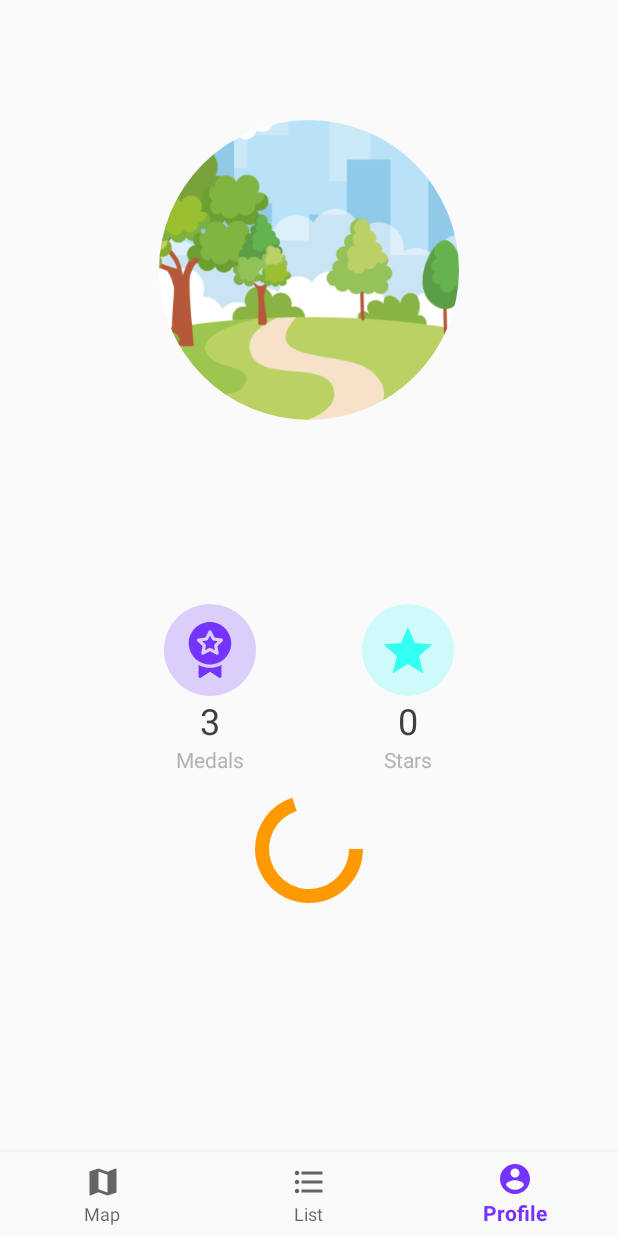
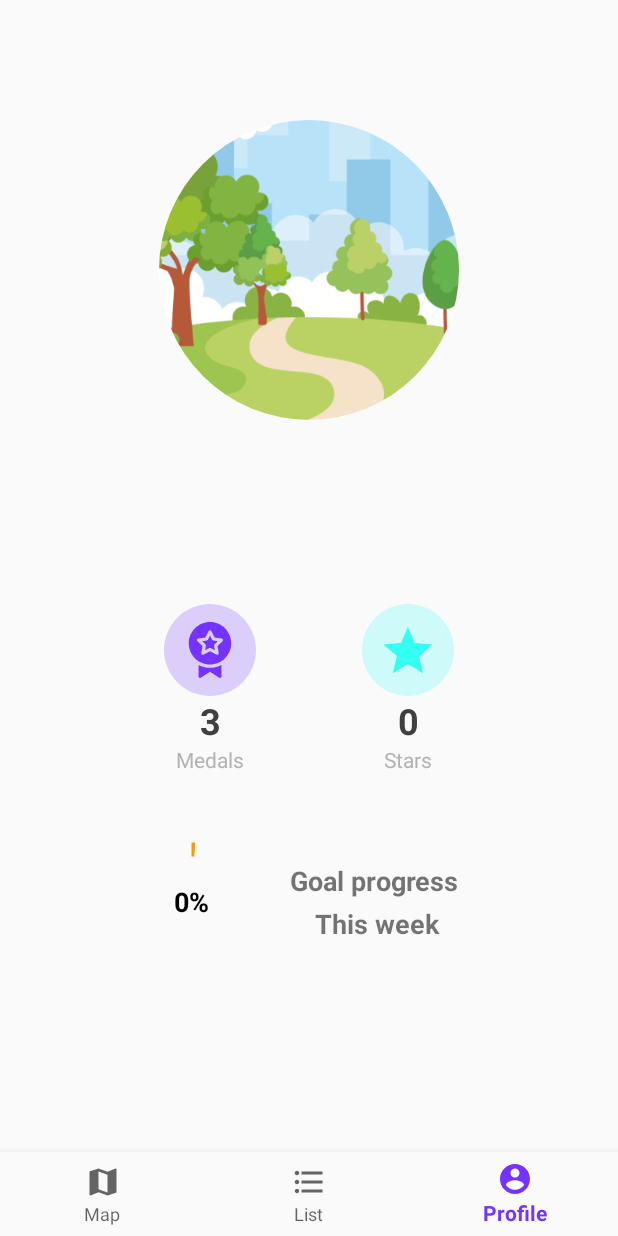
Before and after one commit to johannesbjur/GPSGame, an Android app: the ProfileFragment screen opened through its navigation route, on a phone screen of 412 x 824 dp. Run offline under Robolectric (Android 15) with nearby library versions, the phone set to English and light mode, and no system bars; our stand-ins replace Firebase (no records; nobody signed in at launch, a user with empty details on screens opened directly), navigation-ui.

Commit message:
work on profile ui

```diff
--- a/GPSGame/app/src/main/java/com/example/gpsgame/ProfileFragment.kt
+++ b/GPSGame/app/src/main/java/com/example/gpsgame/ProfileFragment.kt
@@ -1,5 +1,6 @@
 package com.example.gpsgame
 
+import android.os.Build
 import android.os.Bundle
 import android.util.Log
 import androidx.fragment.app.Fragment
@@ -7,9 +8,11 @@ import android.view.LayoutInflater
 import android.view.View
 import android.view.ViewGroup
 import android.widget.TextView
+import androidx.annotation.RequiresApi
 import com.google.firebase.auth.FirebaseAuth
 import com.google.firebase.firestore.FirebaseFirestore
 import kotlinx.android.synthetic.main.fragment_profile.view.*
+import java.util.*
 
 
 class ProfileFragment : Fragment() {
@@ -30,12 +33,13 @@ class ProfileFragment : Fragment() {
 
     }
 
+    @RequiresApi(Build.VERSION_CODES.N)
     override fun onCreateView(
         inflater: LayoutInflater, container: ViewGroup?,
         savedInstanceState: Bundle?
     ): View? {
 
-        var docRef = db.collection("users")
+        val docRef = db.collection("users")
             .document(auth.currentUser?.uid.toString())
             .collection("placeItems")
 
@@ -48,6 +52,43 @@ class ProfileFragment : Fragment() {
             viewOfLayout.medal_value.text = "3"
         }
 
+
+        val date = Date(Date().time - 86400000 * 7)
+
+        Log.d("profilef", date.toString())
+
+        docRef.whereGreaterThanOrEqualTo("created", date).get().addOnSuccessListener { result ->
+
+            Log.d("profilef", result.documents.size.toString())
+
+            if ( result.documents.size > 0 ) {
+
+                val total = result.documents.size.toFloat()
+
+                var completed = 0.0F
+
+                for (document in result.documents) {
+
+                    if (document["completed"] as Boolean) completed++
+                }
+
+                var percentComplete = (completed / total * 100).toInt()
+
+                viewOfLayout.progress_value_text.text = percentComplete.toString() + "%"
+
+                if ( percentComplete == 0) percentComplete = 1
+                viewOfLayout.circle_progress_bar.setProgress(percentComplete, true)
+
+                Log.d("profilef", "${total} ${completed}")
+                Log.d("profilef", "${completed / total * 100}")
+            }
+            else {
+                viewOfLayout.progress_value_text.text = "0%"
+                viewOfLayout.circle_progress_bar.progress = 1
+            }
+        }
+
+
         viewOfLayout = inflater.inflate(R.layout.fragment_profile, container, false)
         viewOfLayout.user_full_name.text = activity.user_full_name
 
--- a/GPSGame/app/src/main/res/drawable/progress_circle.xml
+++ b/GPSGame/app/src/main/res/drawable/progress_circle.xml
@@ -4,7 +4,7 @@
     android:innerRadiusRatio="3"
     android:thickness="9dp"
     android:useLevel="true"
-    android:scaleWidth="100%">
+    android:scaleWidth="100%" >
 
     <solid android:color="@color/orange" />
 
--- a/GPSGame/app/src/main/res/layout/fragment_profile.xml
+++ b/GPSGame/app/src/main/res/layout/fragment_profile.xml
@@ -69,6 +69,7 @@
                     android:id="@+id/medal_value"
                     android:layout_width="match_parent"
                     android:layout_height="wrap_content"
+                    android:textStyle="bold"
                     android:gravity="center"
                     android:textColor="@color/darkGrey"
                     android:textSize="24sp" />
@@ -77,10 +78,10 @@
                     android:id="@+id/medal_text"
                     android:layout_width="match_parent"
                     android:layout_height="wrap_content"
+                    android:gravity="center"
+                    android:text="Medals"
                     android:textColor="@color/lightGrey"
-                    android:text="Medals"
-                    android:textSize="14sp"
-                    android:gravity="center" />
+                    android:textSize="14sp" />
             </LinearLayout>
 
             <LinearLayout
@@ -99,6 +100,7 @@
                     android:id="@+id/stars_value"
                     android:layout_width="match_parent"
                     android:layout_height="wrap_content"
+                    android:textStyle="bold"
                     android:gravity="center"
                     android:textColor="@color/darkGrey"
                     android:textSize="24sp" />
@@ -107,25 +109,80 @@
                     android:id="@+id/stars_text"
                     android:layout_width="match_parent"
                     android:layout_height="wrap_content"
+                    android:gravity="center"
+                    android:text="Stars"
                     android:textColor="@color/lightGrey"
-                    android:text="Stars"
-                    android:textSize="14sp"
-                    android:gravity="center" />
+                    android:textSize="14sp" />
             </LinearLayout>
 
         </LinearLayout>
 
-        <ProgressBar
-            android:id="@+id/circle_progress_bar"
-            style="?android:attr/progressBarStyleHorizontal"
-            android:progress="70"
-            android:layout_width="80dp"
-            android:layout_height="80dp"
-            android:layout_marginTop="10dp"
-            android:progressDrawable="@drawable/progress_circle"
+        <LinearLayout
+            android:layout_width="wrap_content"
+            android:layout_height="wrap_content"
+            android:layout_marginTop="40dp"
+            android:orientation="horizontal"
             app:layout_constraintEnd_toEndOf="parent"
             app:layout_constraintStart_toStartOf="parent"
-            app:layout_constraintTop_toBottomOf="@+id/linearLayout" />
+            app:layout_constraintTop_toBottomOf="@+id/linearLayout">
+
+            <FrameLayout
+                android:layout_width="90dp"
+                android:layout_height="90dp">
+
+                <androidx.constraintlayout.widget.ConstraintLayout
+                    android:layout_width="match_parent"
+                    android:layout_height="match_parent">
+
+                    <ProgressBar
+                        android:id="@+id/circle_progress_bar"
+                        style="?android:attr/progressBarStyleHorizontal"
+                        android:layout_width="90dp"
+                        android:layout_height="90dp"
+                        android:progress="0"
+                        android:progressDrawable="@drawable/progress_circle"
+                        android:rotation="-90"
+                        app:layout_constraintBottom_toBottomOf="parent"
+                        app:layout_constraintEnd_toEndOf="parent"
+                        app:layout_constraintStart_toStartOf="parent"
+                        app:layout_constraintTop_toTopOf="parent" />
+
+                    <TextView
+                        android:id="@+id/progress_value_text"
+                        android:layout_width="wrap_content"
+                        android:layout_height="wrap_content"
+                        android:textColor="@color/black"
+                        android:textSize="18sp"
+                        android:textStyle="bold"
+                        app:layout_constraintBottom_toBottomOf="@+id/circle_progress_bar"
+                        app:layout_constraintEnd_toEndOf="@+id/circle_progress_bar"
+                        app:layout_constraintStart_toStartOf="@+id/circle_progress_bar"
+                        app:layout_constraintTop_toTopOf="@+id/circle_progress_bar" />
+                </androidx.constraintlayout.widget.ConstraintLayout>
+
+            </FrameLayout>
+
+            <androidx.constraintlayout.widget.ConstraintLayout
+                android:layout_width="match_parent"
+                android:layout_height="match_parent">
+
+                <TextView
+                    android:id="@+id/goal_progress_text"
+                    android:layout_width="wrap_content"
+                    android:layout_height="wrap_content"
+                    android:layout_marginStart="20dp"
+                    android:layout_marginEnd="20dp"
+                    android:gravity="center"
+                    android:textSize="18sp"
+                    android:textStyle="bold"
+                    android:text="Goal progress \nThis week"
+                    android:lineSpacingMultiplier="1.3"
+                    app:layout_constraintBottom_toBottomOf="parent"
+                    app:layout_constraintEnd_toEndOf="parent"
+                    app:layout_constraintStart_toStartOf="parent"
+                    app:layout_constraintTop_toTopOf="parent" />
+            </androidx.constraintlayout.widget.ConstraintLayout>
+        </LinearLayout>
 
     </androidx.constraintlayout.widget.ConstraintLayout>
 </FrameLayout>
```
